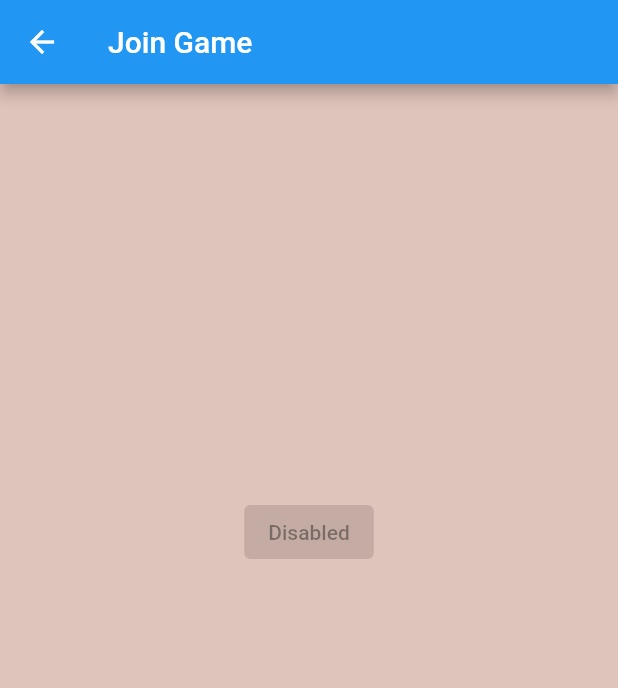
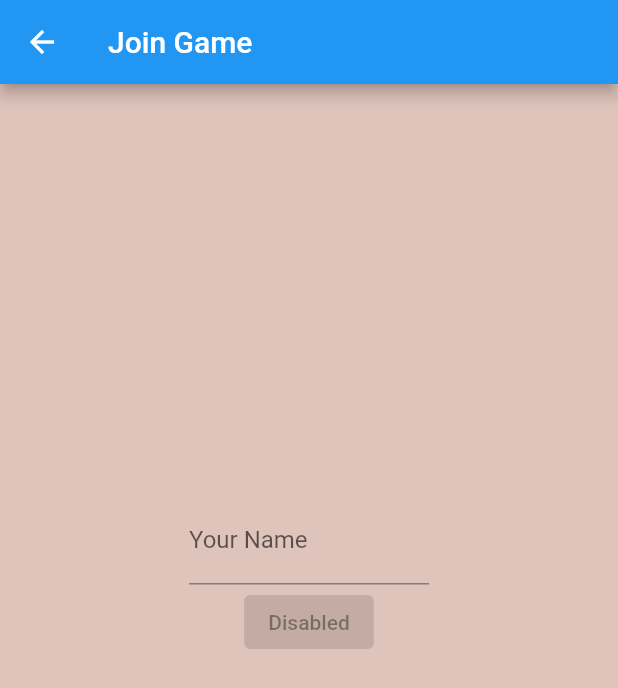
Before and after one commit to cjcompton/Portland-Yard, a Flutter app: the JoinGamePage screen opened directly, on a phone screen of 412 x 824 dp. Shown: the top 688 px of the screen. Run offline on Flutter 3.47's test engine with Material 2 defaults, Android fonts, the phone set to English and light mode, and no system bars.

Commit message:
more progress on the join game page

```diff
--- a/lib/main.dart
+++ b/lib/main.dart
@@ -196,6 +196,16 @@ class JoinGamePage extends StatelessWidget {
             0, (MediaQuery.of(context).size.height) / 3, 0, 0),
         child: Column(
           children: const <Widget>[
+            SizedBox(
+              width: 160,
+              height: 60,
+              child: TextField(
+                decoration: InputDecoration(
+                    //border: InputBorder.none,
+                    labelText: 'Your Name',
+                    hintText: 'Enter Your Name'),
+              ),
+            ),
             ElevatedButton(
               onPressed: null,
               child: const Text('Disabled'),
```
